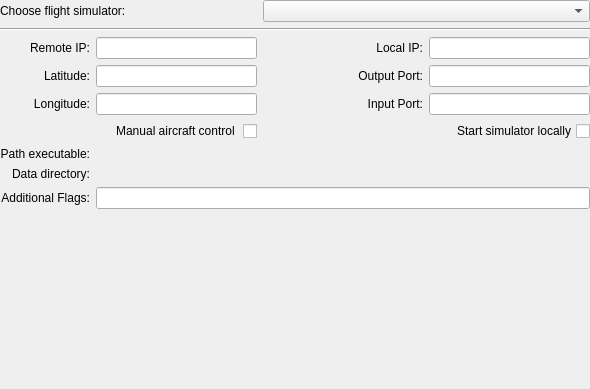
Above: ground/openpilotgcs/src/plugins/hitlnew/hitloptionspage.ui from openpilot/OpenPilot before the change. Below: the same form after it.
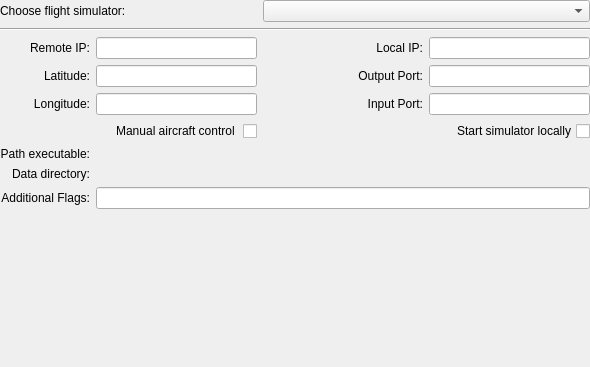
That is the form after the change. Custom widgets are drawn as their Qt base class.

Commit message: made kenz changes will test on windows before push

What changed in the file:
```diff
--- a/ground/openpilotgcs/src/plugins/hitlnew/hitloptionspage.ui
+++ b/ground/openpilotgcs/src/plugins/hitlnew/hitloptionspage.ui
@@ -7,7 +7,7 @@
     <x>0</x>
     <y>0</y>
     <width>590</width>
-    <height>389</height>
+    <height>367</height>
    </rect>
   </property>
   <property name="sizePolicy">
```
The commit also changes 2 other files.
